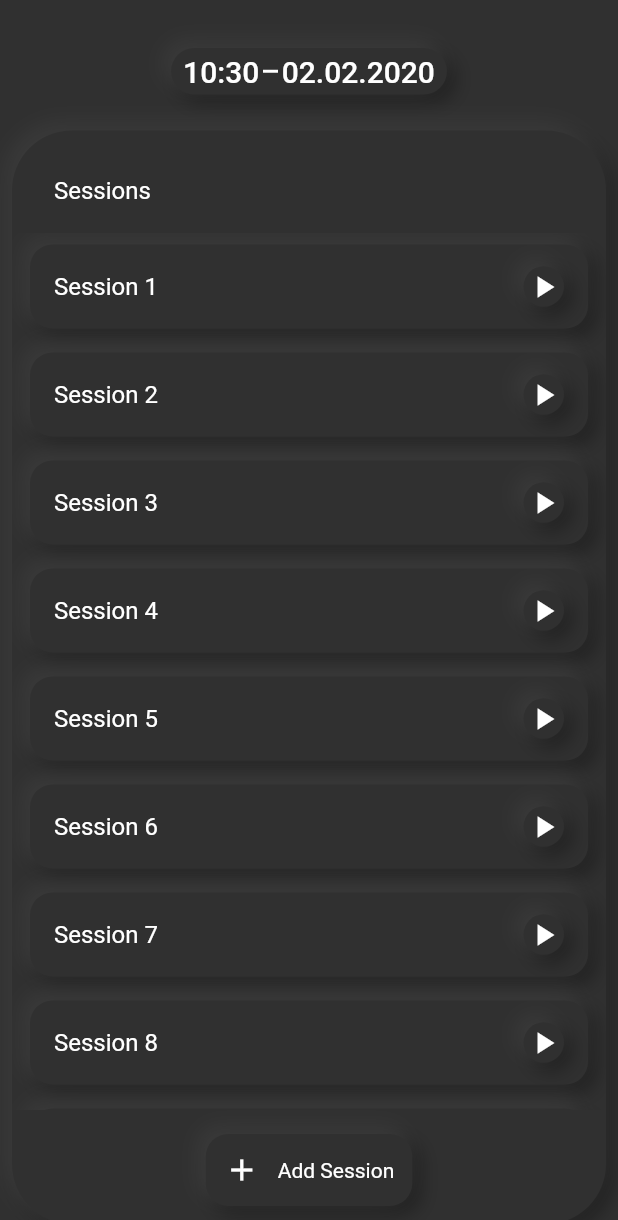
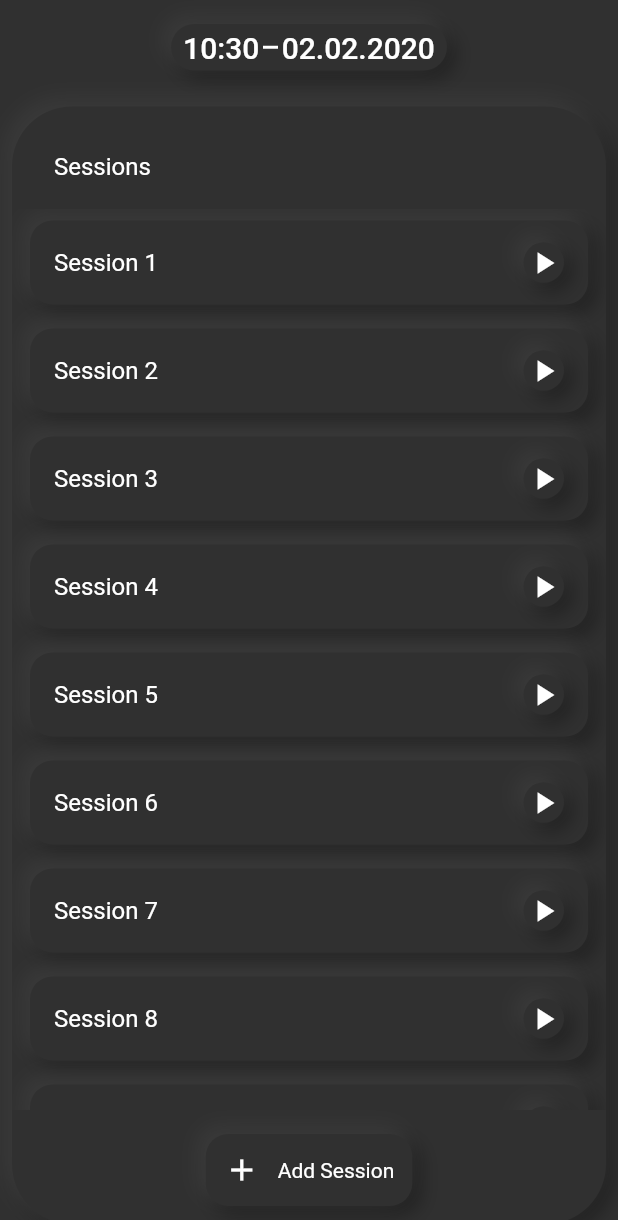
Before and after one commit to bierbaumtim/focus_timer, a Flutter app: the screen it shows after launch, swiped to page 2, on a phone screen of 412 x 824 dp. Shown: the top 1220 px of the screen. Run offline on Flutter 3.47's test engine with Material 2 defaults, Android fonts, the phone set to English and light mode, and no system bars; drawn by our look-alikes of auto_animated; our stand-ins replace auto_size_text, dartx, equatable, flutter_icons, hive, hive_flutter and 3 more; missing offline and left inert: copy_with_annotation, mockito; accounts and stored records are empty; generated files the repository leaves out were written again.

Commit message:
fix layout issue with MobileTimeBar

```diff
--- a/lib/widgets/time/mobile_top_tim_bar.dart
+++ b/lib/widgets/time/mobile_top_tim_bar.dart
@@ -23,11 +23,12 @@ class MobileTopTimeBar extends StatelessWidget {
   @override
   Widget build(BuildContext context) {
     final currentSessionModel = Injector.get<CurrentSessionModel>();
+    final topPadding = MediaQuery.of(context).padding.top;
 
     return Align(
       alignment: alignment ?? Alignment.topCenter,
       child: Padding(
-        padding: padding ?? const EdgeInsets.fromLTRB(8, 16, 8, 8),
+        padding: padding ?? EdgeInsets.fromLTRB(8, topPadding, 8, 8),
         child: ControlledAnimation(
           tween: MultiTrackTween([
             Track('opacity').add(
```
